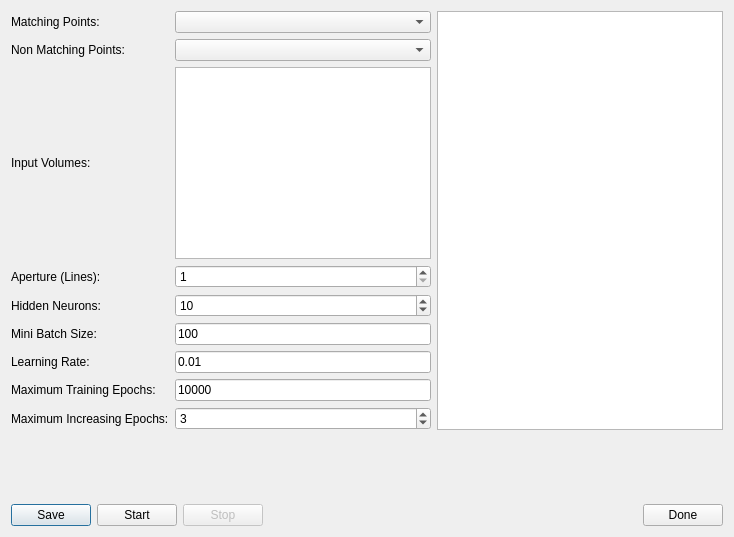
Qt form prozess/nnvolumetrainer.ui (fsoos74/su) before a commit.
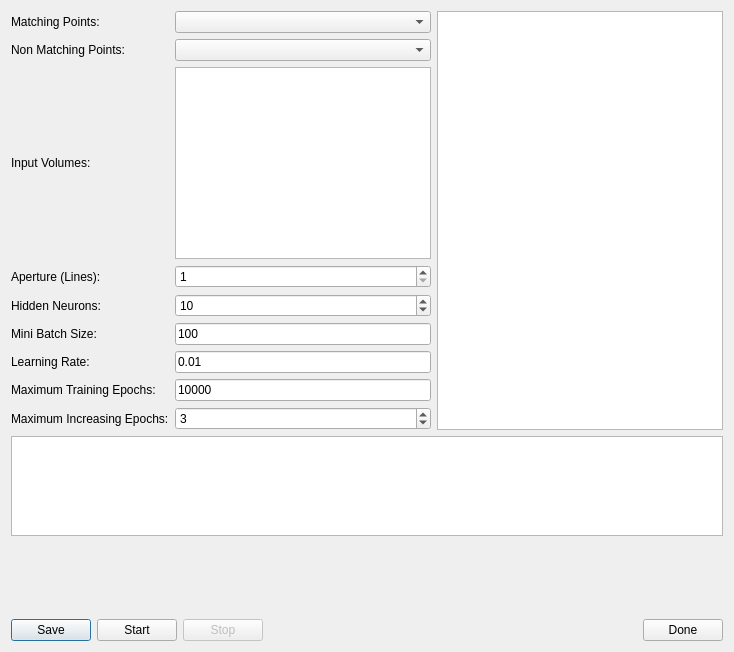
The same form after that commit.

Commit message: added epoch vs error plot to trainer

Patch:
```diff
--- a/prozess/nnvolumetrainer.ui
+++ b/prozess/nnvolumetrainer.ui
@@ -7,7 +7,7 @@
     <x>0</x>
     <y>0</y>
     <width>734</width>
-    <height>537</height>
+    <height>652</height>
    </rect>
   </property>
   <property name="windowTitle">
@@ -162,6 +162,16 @@
      </item>
     </layout>
    </item>
+   <item>
+    <widget class="QGraphicsView" name="gvError">
+     <property name="maximumSize">
+      <size>
+       <width>16777215</width>
+       <height>100</height>
+      </size>
+     </property>
+    </widget>
+   </item>
    <item>
     <spacer name="verticalSpacer">
      <property name="orientation">
```
The commit also changes 2 other files.
